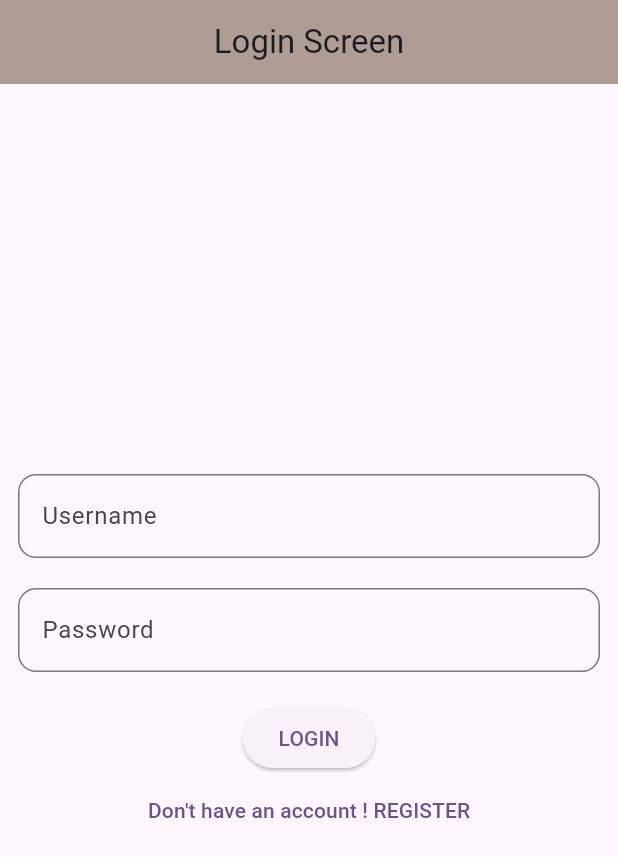
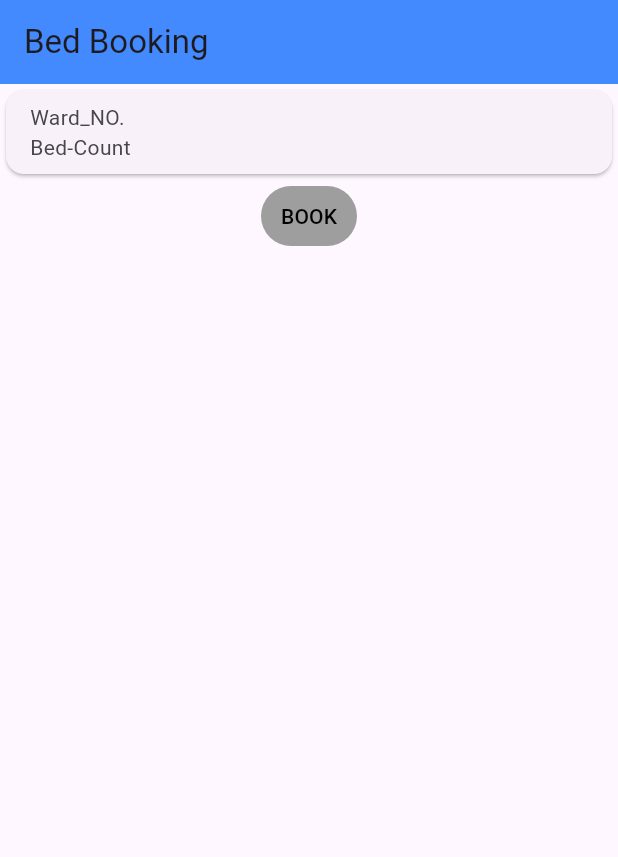
Before and after one commit to anjali0813/Vitasafe, a Flutter app: the screen it shows after launch, on a phone screen of 412 x 824 dp. Shown: the top 857 px of the screen. Run offline on Flutter 3.47's test engine with Material 3 defaults, Android fonts, the phone set to English and light mode, and no system bars; our stand-ins replace dio, geolocator, image_picker.

Commit message:
26-11-2025

```diff
--- a/analysis_options.yaml
+++ b/analysis_options.yaml
@@ -7,6 +7,9 @@
 
 # The following line activates a set of recommended lints for Flutter apps,
 # packages, and plugins designed to encourage good coding practices.
+analyzer:
+  errors:
+    must_be_immutable: ignore
 include: package:flutter_lints/flutter.yaml
 
 linter:
--- /dev/null
+++ b/lib/BedBook.dart
@@ -0,0 +1,40 @@
+import 'package:flutter/material.dart';
+
+class BedBookPage extends StatefulWidget {
+  const BedBookPage({super.key});
+
+  @override
+  State<BedBookPage> createState() => _MyWidgetState();
+}
+
+class _MyWidgetState extends State<BedBookPage> {
+  @override
+  Widget build(BuildContext context) {
+    return Scaffold(
+      appBar: AppBar(
+        title: Text("Bed Booking"),
+        backgroundColor: Colors.blueAccent,
+      ),
+      body: Column(
+        children: [
+          Card(
+            child: ListTile(
+              subtitle: Column(
+                crossAxisAlignment: CrossAxisAlignment.start,
+                children: [Text("Ward_NO."), Text("Bed-Count")],
+              ),
+            ),
+          ),
+
+
+
+          TextButton(
+            onPressed: () {},
+            child: Text("BOOK", style: TextStyle(color: Colors.black)),
+            style: TextButton.styleFrom(backgroundColor: Colors.grey),
+          ),
+        ],
+      ),
+    );
+  }
+}
--- a/lib/hospitalview.dart
+++ b/lib/hospitalview.dart
@@ -171,6 +171,10 @@ class _HospitalViewState extends State<HospitalView> {
         'Distance: ${hospital['distance']?.toStringAsFixed(2)} km',
         style: const TextStyle(color: Colors.grey),
       ),
+      TextButton(onPressed: (){},
+      child: Text("BED-BOOK", style: TextStyle(color: Colors.black)),
+      style: TextButton.styleFrom(backgroundColor: Colors.grey),
+      )
     ],
   ),
   trailing: IconButton(
--- a/lib/main.dart
+++ b/lib/main.dart
@@ -1,6 +1,11 @@
 import 'package:flutter/material.dart';
+import 'package:vitasafe/BedBook.dart';
+import 'package:vitasafe/Doctorbook.dart';
+import 'package:vitasafe/VehicleBook.dart';
+import 'package:vitasafe/homepage.dart';
 import 'package:vitasafe/login.dart';
 import 'package:vitasafe/register.dart';
+import 'package:vitasafe/vehicleview.dart';
 
 void main() {
   runApp(const MyApp());
@@ -33,7 +38,7 @@ class MyApp extends StatelessWidget {
         // tested with just a hot reload.
         colorScheme: ColorScheme.fromSeed(seedColor: Colors.deepPurple),
       ),
-      home: LoginScreen()
+      home:BedBookPage()
     );
   }
 }
--- a/lib/reg_api.dart
+++ b/lib/reg_api.dart
@@ -3,7 +3,7 @@ import 'dart:io';
 import 'package:dio/dio.dart';
 import 'package:flutter/cupertino.dart';
 
-String baseurl = 'http://192.168.1.94:5000';
+String baseurl = 'http://192.168.1.93:5000';
 Dio dio = Dio();
 
 Future<String?> registerUser({
```
Also changed, not shown: lib/Doctorbook.dart (+25 -19 lines), lib/VehicleBook.dart (added, +100 -0 lines), lib/vehicleview.dart (added, +45 -0 lines).
